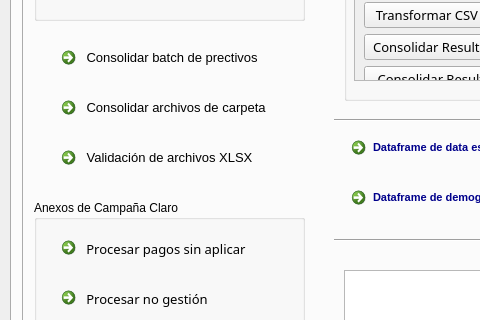
Above: gui/Project.ui from Recupera-Sas/devops_syncra before the change; both pictures show x 0 to 480 and y 226 to 546 of the 1014 by 756 pixel window. Below: the same form after it.
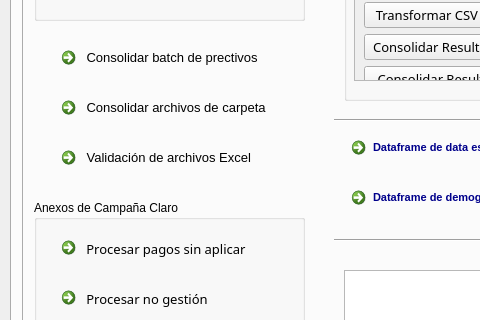
That is the form after the change. The open tabs and pages were chosen to show the change. Icons and pictures are not drawn.

Commit message: Se actualiza formato para reporteclientes de YaDinero

Diff of the .ui file:
```diff
--- a/gui/Project.ui
+++ b/gui/Project.ui
@@ -3325,7 +3325,7 @@
 }</string>
         </property>
         <property name="text">
-         <string> Validación de archivos XLSX</string>
+         <string> Validación de archivos Excel</string>
         </property>
         <property name="icon">
          <iconset>
```
The commit also changes 2 other files.
